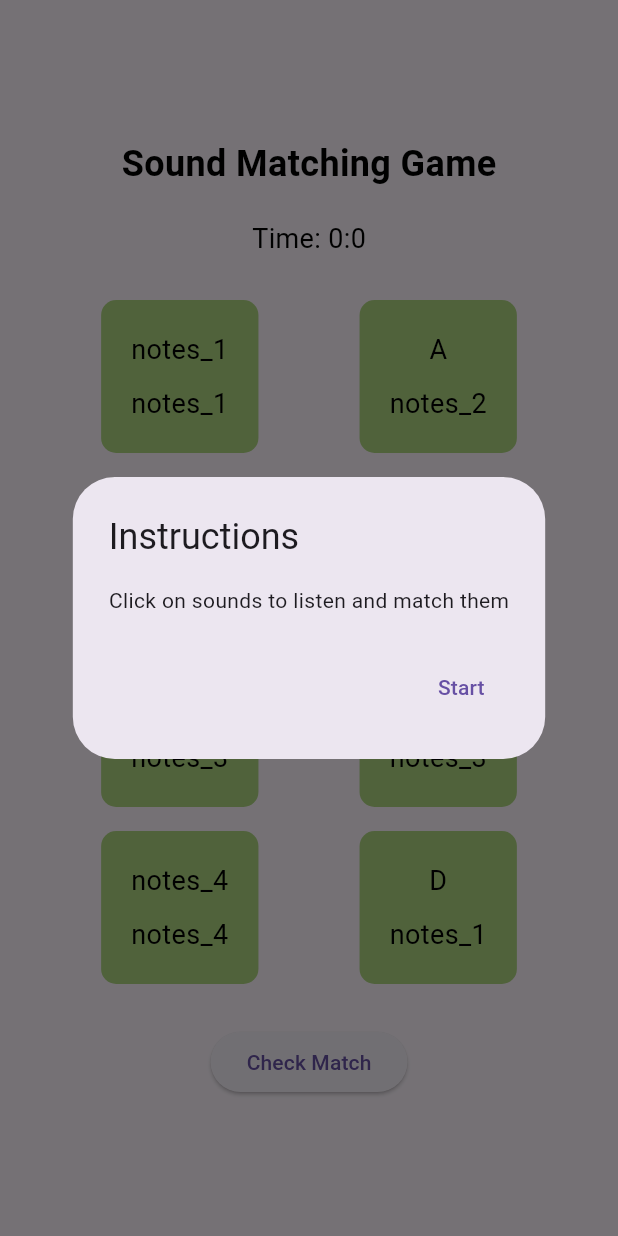
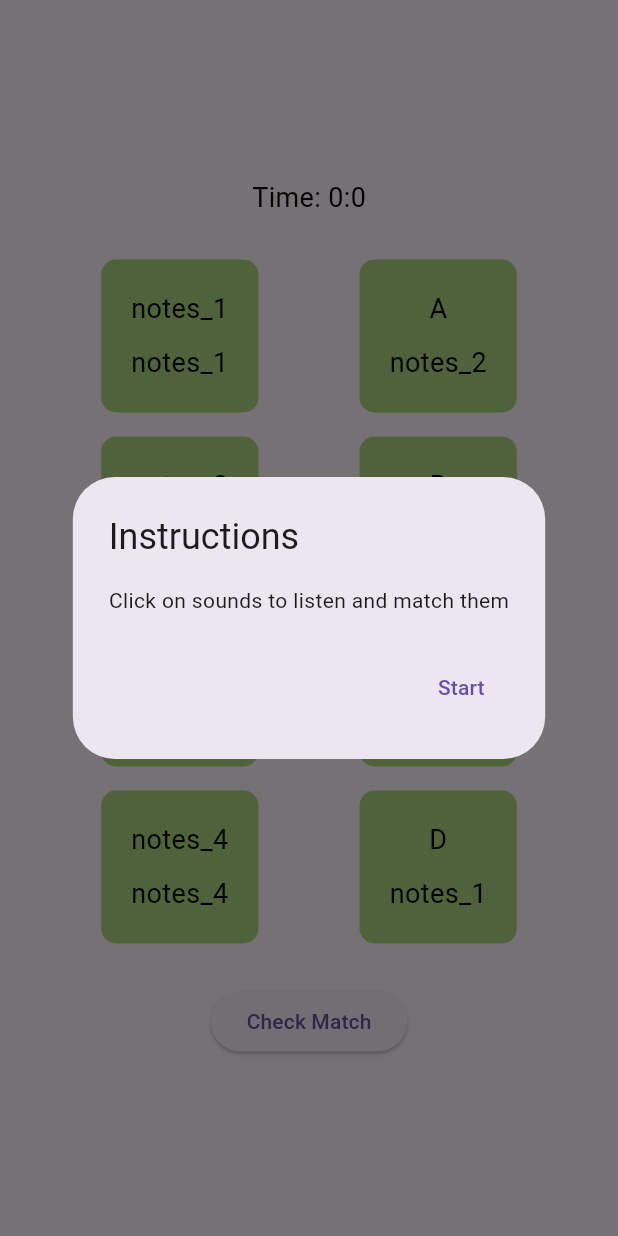
Before and after one commit to Krintox/thera_frontend, a Flutter app: the SoundMatchingGameScreen widget shown alone on an empty page, opened directly, on a phone screen of 412 x 824 dp. Run offline on Flutter 3.47's test engine with Material 3 defaults, Android fonts, the phone set to English and light mode, and no system bars; our stand-ins replace jwt_decoder, shared_preferences, syncfusion_flutter_charts; accounts and stored records are empty; network calls fail.

Commit message:
Update sensory.dart

```diff
--- a/lib/sensory.dart
+++ b/lib/sensory.dart
@@ -12,7 +12,7 @@ class SoundMatchingGame extends StatelessWidget {
         backgroundColor: Colors.white,
         appBar: AppBar(
           backgroundColor: Colors.lightGreen[200],
-          title: Text('Sensory Integration'),
+          title: Text('Sound Matching Game'),
         ),
         body: SoundMatchingGameScreen(),
       ),
@@ -142,15 +142,6 @@ void checkMatch() {
         mainAxisAlignment: MainAxisAlignment.center,
         children: [
           Text(
-            'Sound Matching Game',
-            style: TextStyle(
-              fontSize: 24,
-              fontWeight: FontWeight.bold,
-              color: Colors.black,
-            ),
-          ),
-          SizedBox(height: 20),
-          Text(
             'Time: $minutes:$seconds',
             style: TextStyle(fontSize: 18, color: Colors.black),
           ),
```
